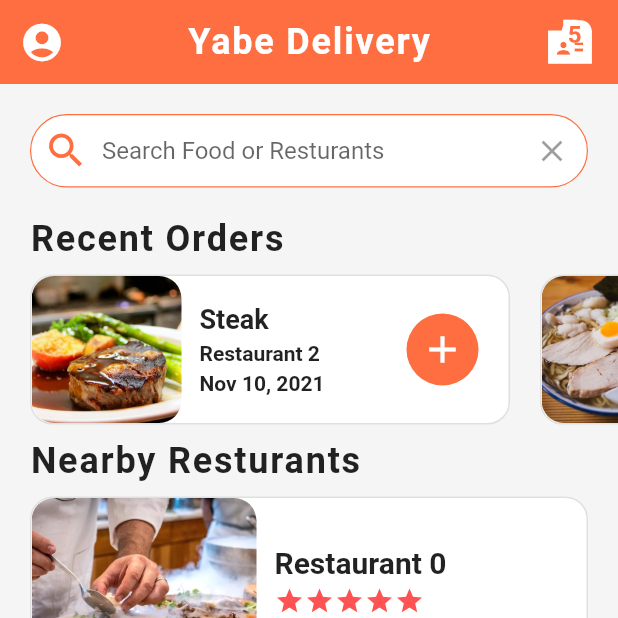
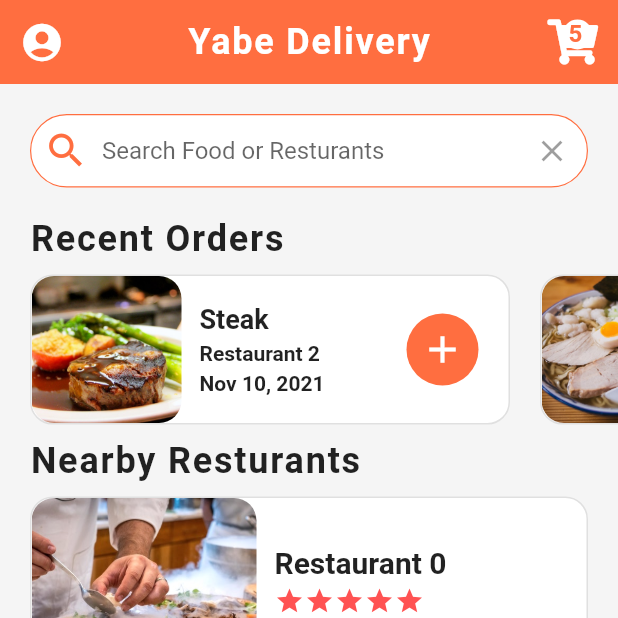
Before and after one commit to yabeye/flutter-food-delivery-app-ui, a Flutter app: the screen it shows after launch, on a phone screen of 412 x 824 dp, the top half of it. Run offline on Flutter 3.47's test engine with Material 2 defaults, Android fonts, the phone set to English and light mode, and no system bars; our stand-ins replace font_awesome_flutter.

Commit message:
Cart Icon is added from fontawesome.

```diff
--- a/lib/screens/home_screen.dart
+++ b/lib/screens/home_screen.dart
@@ -3,6 +3,7 @@ import 'package:flutter_food_delivery_app/data/data.dart';
 import 'package:flutter_food_delivery_app/screens/cart_screen.dart';
 import 'package:flutter_food_delivery_app/widgets/nearby_resturants.dart';
 import 'package:flutter_food_delivery_app/widgets/recent_orders.dart';
+import 'package:font_awesome_flutter/font_awesome_flutter.dart';
 
 class Home extends StatelessWidget {
   const Home({Key? key}) : super(key: key);
@@ -41,9 +42,8 @@ class Home extends StatelessWidget {
               child: Stack(
                 children: [
                   Icon(
-                    // This needs to be changed to cart icon from fontawesome icons //
-                    Icons.badge_sharp,
-                    size: 35,
+                    FontAwesomeIcons.cartPlus,
+                    size: 30,
                     color: Colors.white,
                   ),
                   Positioned(
@@ -51,8 +51,8 @@ class Home extends StatelessWidget {
                     right: 0,
                     child: Container(
                       width: 20,
-                      height: 15,
-                      margin: EdgeInsets.all(3.0),
+                      height: 20,
+                      //margin: EdgeInsets.all(3.0),
                       decoration: BoxDecoration(
                         color: Colors.white,
                         borderRadius: BorderRadius.circular(15.0),
--- a/pubspec.yaml
+++ b/pubspec.yaml
@@ -28,6 +28,7 @@ dependencies:
   # The following adds the Cupertino Icons font to your application.
   # Use with the CupertinoIcons class for iOS style icons.
   cupertino_icons: ^1.0.2
+  font_awesome_flutter: ^9.1.0
 
 dev_dependencies:
   flutter_test:
```
Also changed, not shown: pubspec.lock.
